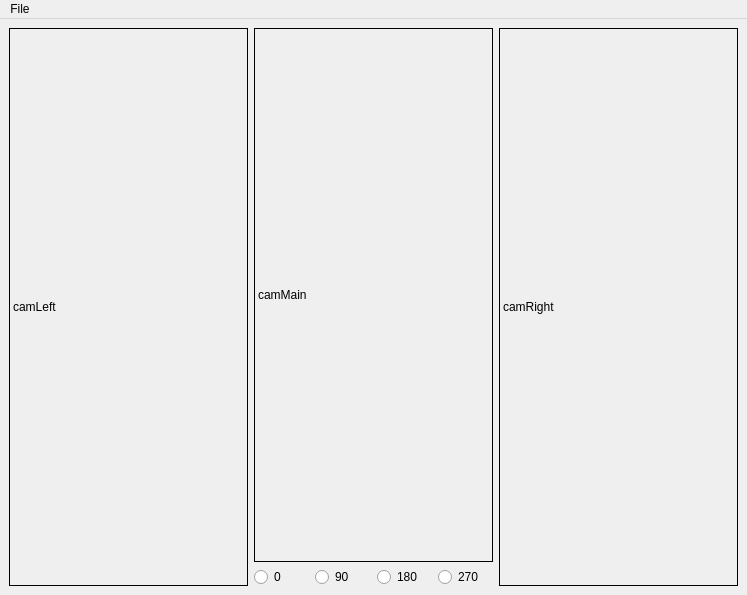
The window that catkin_ws/src/hci/ui_files/VideoWindow.ui (mcgill-robotics-archive/rover-2015) describes before a commit, drawn with Qt 5.
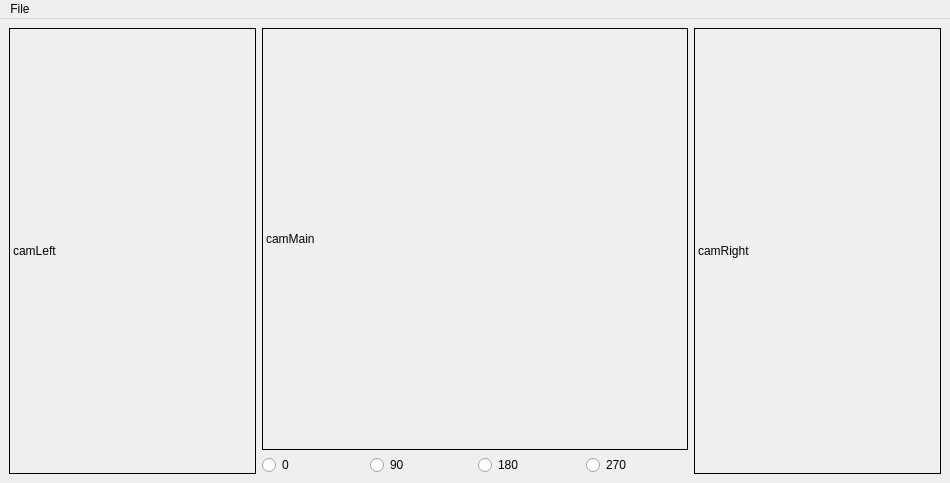
The same window after the commit.

Commit message: new labels and screen res

What changed in the file:
```diff
--- a/catkin_ws/src/hci/ui_files/VideoWindow.ui
+++ b/catkin_ws/src/hci/ui_files/VideoWindow.ui
@@ -6,8 +6,8 @@
    <rect>
     <x>0</x>
     <y>0</y>
-    <width>747</width>
-    <height>595</height>
+    <width>950</width>
+    <height>483</height>
    </rect>
   </property>
   <property name="windowTitle">
@@ -19,6 +19,18 @@
      <layout class="QHBoxLayout" name="horizontalLayout_2" stretch="1,1,1">
       <item>
        <widget class="QLabel" name="camera2">
+        <property name="minimumSize">
+         <size>
+          <width>240</width>
+          <height>426</height>
+         </size>
+        </property>
+        <property name="sizeIncrement">
+         <size>
+          <width>1</width>
+          <height>1</height>
+         </size>
+        </property>
         <property name="frameShape">
          <enum>QFrame::Box</enum>
         </property>
@@ -33,8 +45,14 @@
          <widget class="QLabel" name="camera1">
           <property name="minimumSize">
            <size>
-            <width>0</width>
-            <height>510</height>
+            <width>426</width>
+            <height>240</height>
+           </size>
+          </property>
+          <property name="sizeIncrement">
+           <size>
+            <width>1</width>
+            <height>1</height>
            </size>
           </property>
           <property name="frameShape">
@@ -105,6 +123,24 @@
       </item>
       <item>
        <widget class="QLabel" name="camera3">
+        <property name="minimumSize">
+         <size>
+          <width>240</width>
+          <height>426</height>
+         </size>
+        </property>
+        <property name="sizeIncrement">
+         <size>
+          <width>1</width>
+          <height>1</height>
+         </size>
+        </property>
+        <property name="baseSize">
+         <size>
+          <width>240</width>
+          <height>426</height>
+         </size>
+        </property>
         <property name="frameShape">
          <enum>QFrame::Box</enum>
         </property>
@@ -122,7 +158,7 @@
     <rect>
      <x>0</x>
      <y>0</y>
-     <width>747</width>
+     <width>950</width>
      <height>31</height>
     </rect>
    </property>
```
The commit also changes 4 other files.
